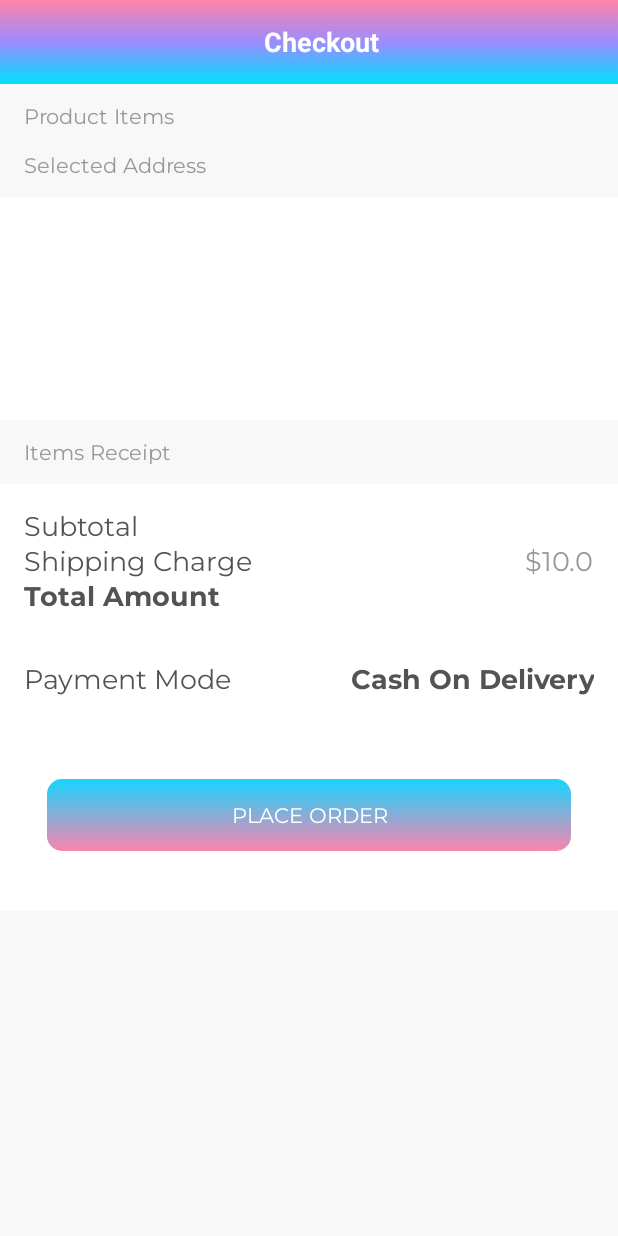
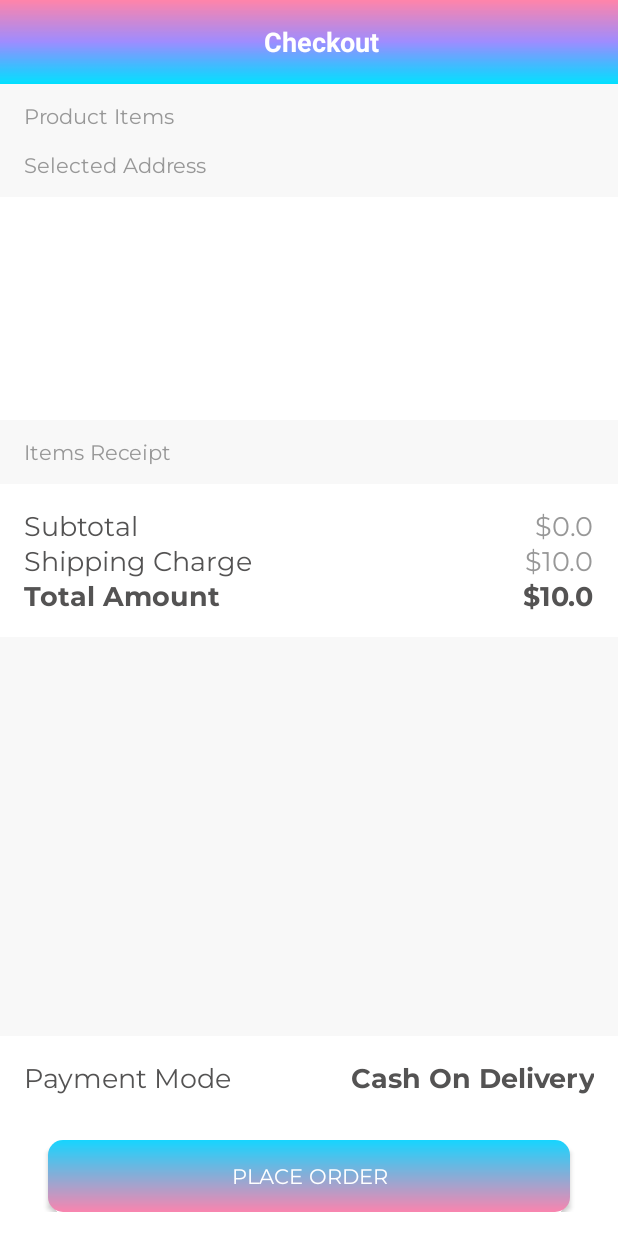
Before and after one commit to TerraNova4697/ETerra, an Android app: the fragment CheckoutFragment placed in its activity, on a phone screen of 412 x 824 dp. Run offline under Robolectric (Android 15) with nearby library versions, the phone set to English and light mode, and no system bars; our stand-ins replace Dagger/Hilt's generated code, Firebase (no records; nobody signed in at launch, a user with empty details on screens opened directly), navigation-ui; pictures from the network do not load.

Commit message:
Implemented order placement and uploading to server

```diff
--- a/app/src/main/java/com/example/eterra/ui/checkout/CheckoutFragment.kt
+++ b/app/src/main/java/com/example/eterra/ui/checkout/CheckoutFragment.kt
@@ -7,6 +7,7 @@ import android.view.View
 import android.view.ViewGroup
 import androidx.fragment.app.viewModels
 import androidx.lifecycle.lifecycleScope
+import androidx.navigation.fragment.findNavController
 import androidx.recyclerview.widget.LinearLayoutManager
 import com.example.eterra.R
 import com.example.eterra.databinding.FragmentCheckoutBinding
@@ -55,6 +56,13 @@ class CheckoutFragment: BaseFragment(R.layout.fragment_checkout),
 //            rvCartListItems.adapter = cartItemsListAdapter
             rvCartListItems.layoutManager = LinearLayoutManager(requireContext())
             rvCartListItems.setHasFixedSize(true)
+            binding.apply {
+                btnPlaceOrder.setOnClickListener {
+                    if (address != null) {
+                        checkoutViewModel.onPlaceOrderClicked(address!!)
+                    }
+                }
+            }
         }
 
         if (address != null) {
@@ -62,7 +70,7 @@ class CheckoutFragment: BaseFragment(R.layout.fragment_checkout),
                 tvCheckoutAddressType.text = address!!.type
                 tvCheckoutFullName.text = address!!.name
                 tvCheckoutAddress.text = "${address!!.address}, ${address!!.zipCode}"
-                tvMobileNumber.text = address!!.mobileNumber
+                tvCheckoutMobileNumber.text = address!!.mobileNumber
                 tvCheckoutAdditionalNote.text = address!!.additionalNote
                 tvCheckoutOtherDetails.text = address!!.otherDetails
             }
@@ -76,6 +84,19 @@ class CheckoutFragment: BaseFragment(R.layout.fragment_checkout),
             }
         }
 
+        checkoutViewModel.subtotal.observe(viewLifecycleOwner) {
+            binding.apply {tvCheckoutSubTotal.text = "$${it.toString()}"}
+        }
+
+        checkoutViewModel.shippingCharge.observe(viewLifecycleOwner) {
+            binding.apply { tvCheckoutShippingCharge.text = "$${it.toString()}" }
+        }
+
+        checkoutViewModel.total.observe(viewLifecycleOwner) {
+            binding.apply { tvCheckoutTotalAmount.text = "$${it.toString()}" }
+        }
+
+
         lifecycleScope.launchWhenCreated {
             checkoutViewModel.checkoutViewModelEvents.collect { event ->
                 when (event) {
@@ -87,6 +108,13 @@ class CheckoutFragment: BaseFragment(R.layout.fragment_checkout),
                     }
                     is CheckoutViewModel.CheckoutUiEvent.HideProgressBar -> {
                         hideProgressBar(binding.progressBar)
+                    }
+                    is CheckoutViewModel.CheckoutUiEvent.NotifyUser -> {
+                        showErrorSnackBar(event.message, false)
+                    }
+                    is CheckoutViewModel.CheckoutUiEvent.NavigateToDashboard -> {
+                        val action = CheckoutFragmentDirections.actionCheckoutFragmentToItemDashboard()
+                        findNavController().navigate(action)
                     }
                 }
             }
--- a/app/src/main/java/com/example/eterra/ui/checkout/CheckoutViewModel.kt
+++ b/app/src/main/java/com/example/eterra/ui/checkout/CheckoutViewModel.kt
@@ -4,13 +4,16 @@ import android.util.Log
 import androidx.lifecycle.MutableLiveData
 import androidx.lifecycle.ViewModel
 import androidx.lifecycle.viewModelScope
+import com.example.eterra.models.Address
 import com.example.eterra.models.CartItem
+import com.example.eterra.models.Order
 import com.example.eterra.models.Product
 import com.example.eterra.repository.FirestoreRepo
 import dagger.hilt.android.lifecycle.HiltViewModel
 import kotlinx.coroutines.flow.MutableSharedFlow
 import kotlinx.coroutines.flow.asSharedFlow
 import kotlinx.coroutines.launch
+import java.util.ArrayList
 import javax.inject.Inject
 
 @HiltViewModel
@@ -27,12 +30,22 @@ class CheckoutViewModel @Inject constructor(
     private val _cartItems = MutableLiveData<List<CartItem>>()
     val cartItems = _cartItems
 
+    private val _subtotal = MutableLiveData(0.0)
+    val subtotal = _subtotal
+
+    private val _shippingCharge = MutableLiveData(10.0)
+    val shippingCharge = _shippingCharge
+
+    private val _total = MutableLiveData(0.0)
+    val total = _total
+
     private fun collectCartItems() {
         viewModelScope.launch {
-            val loadCartItemsResult = firestoreRepo.getCartList()
-            when (loadCartItemsResult) {
+            when (val loadCartItemsResult = firestoreRepo.getCartList()) {
                 is FirestoreRepo.GetCartList.Success -> {
                     _cartItems.value = loadCartItemsResult.cartList
+                    calculateSubtotal(loadCartItemsResult.cartList)
+                    calculateTotal()
                     for (product in _products.value!!) {
                         for (cartItem in _cartItems.value!!) {
                             if (product.id == cartItem.product_id) {
@@ -56,8 +69,7 @@ class CheckoutViewModel @Inject constructor(
     fun collectProducts() {
         viewModelScope.launch {
             _checkoutViewModelEvents.emit(CheckoutUiEvent.ShowProgressBar)
-            val loadProductsResult = firestoreRepo.getProductsList()
-            when (loadProductsResult) {
+            when (val loadProductsResult = firestoreRepo.getProductsList()) {
                 is FirestoreRepo.LoadUsersProductsList.Success -> {
                     _products.value = loadProductsResult.products
                     collectCartItems()
@@ -71,11 +83,53 @@ class CheckoutViewModel @Inject constructor(
         }
     }
 
+    private fun calculateSubtotal(cartList: ArrayList<CartItem>) {
+        var subtotal = 0.0
+        for (item in cartList) {
+            val price: Double = item.price.toDouble()
+            val quantity = item.cart_quantity.toInt()
+            subtotal += (price * quantity)
+        }
+        _subtotal.value = subtotal
+    }
+
+    private fun calculateTotal() {
+        _total.value = _subtotal.value?.plus(_shippingCharge.value!!)
+    }
+
+    fun onPlaceOrderClicked(address: Address) = viewModelScope.launch{
+        _checkoutViewModelEvents.emit(CheckoutUiEvent.ShowProgressBar)
+        val order = Order(
+            firestoreRepo.getCurrentUserId(),
+            ArrayList(cartItems.value!!),
+            address,
+            "Order${System.currentTimeMillis()}",
+            cartItems.value!![0].image,
+            subtotal.value.toString(),
+            shippingCharge.value.toString(),
+            total.value.toString()
+        )
+        when(val placeOrderResult = firestoreRepo.placeOrder(order)) {
+            is FirestoreRepo.PlaceOrderResult.Success -> {
+                _checkoutViewModelEvents.emit(CheckoutUiEvent.HideProgressBar)
+                _checkoutViewModelEvents.emit(CheckoutUiEvent.NotifyUser("Your order was placed successfully."))
+                _checkoutViewModelEvents.emit(CheckoutUiEvent.NavigateToDashboard)
+            }
+            is FirestoreRepo.PlaceOrderResult.Failure -> {
+                _checkoutViewModelEvents.emit(CheckoutUiEvent.ErrorFetchingProducts(placeOrderResult.errorMessage))
+                _checkoutViewModelEvents.emit(CheckoutUiEvent.HideProgressBar)
+            }
+        }
+
+
+    }
+
     sealed class CheckoutUiEvent {
         object ShowProgressBar: CheckoutUiEvent()
         object HideProgressBar: CheckoutUiEvent()
+        data class NotifyUser(val message: String): CheckoutUiEvent()
         data class ErrorFetchingProducts(val errorMessage: String): CheckoutUiEvent()
-        object ErrorWhileDeleting: CheckoutUiEvent()
+        object NavigateToDashboard: CheckoutUiEvent()
     }
 
 }
--- a/app/src/main/java/com/example/eterra/utils/Constants.kt
+++ b/app/src/main/java/com/example/eterra/utils/Constants.kt
@@ -6,6 +6,7 @@ object Constants {
     const val PRODUCTS: String = "products"
     const val CART_ITEMS = "cart_items"
     const val ADDRESSES: String = "addresses"
+    const val ORDER: String = "order"
 
     const val PREFERENCES_TAG = "PreferencesManager"
     const val ETERRA_PREFERENCES = "ETerraPreferences"
--- a/app/src/main/res/layout/fragment_checkout.xml
+++ b/app/src/main/res/layout/fragment_checkout.xml
@@ -1,5 +1,5 @@
 <?xml version="1.0" encoding="utf-8"?>
-<androidx.constraintlayout.widget.ConstraintLayout xmlns:android="http://schemas.android.com/apk/res/android"
+<RelativeLayout xmlns:android="http://schemas.android.com/apk/res/android"
     xmlns:app="http://schemas.android.com/apk/res-auto"
     xmlns:tools="http://schemas.android.com/tools"
     android:layout_width="match_parent"
@@ -7,15 +7,12 @@
     android:background="@color/colorOffWhite"
     tools:context=".ui.checkout.CheckoutFragment">
 
-
     <androidx.appcompat.widget.Toolbar
         android:id="@+id/toolbar_checkout_activity"
         android:layout_width="match_parent"
         android:layout_height="?attr/actionBarSize"
-        android:background="@drawable/img_splash_background"
-        app:layout_constraintEnd_toEndOf="parent"
-        app:layout_constraintStart_toStartOf="parent"
-        app:layout_constraintTop_toTopOf="parent">
+        android:layout_alignParentTop="true"
+        android:background="@drawable/img_splash_background">
 
         <TextView
             android:id="@+id/tv_title"
@@ -30,15 +27,12 @@
     </androidx.appcompat.widget.Toolbar>
 
     <ScrollView
-        android:id="@+id/scrollView2"
         android:layout_width="match_parent"
         android:layout_height="wrap_content"
+        android:layout_above="@id/ll_checkout_place_order"
+        android:layout_below="@id/toolbar_checkout_activity"
         android:fillViewport="true"
-        android:scrollbars="none"
-        app:layout_constraintEnd_toEndOf="parent"
-        app:layout_constraintStart_toStartOf="parent"
-        app:layout_constraintTop_toBottomOf="@id/toolbar_checkout_activity"
-        >
+        android:scrollbars="none">
 
         <RelativeLayout
             android:layout_width="match_parent"
@@ -116,7 +110,7 @@
                     android:layout_marginTop="@dimen/address_details_marginTop"
                     android:textColor="@color/item_name_text_color"
                     android:textSize="@dimen/address_details_textSize"
-                    tools:text="Respublica ave. 70" />
+                    tools:text="XYZ" />
 
                 <com.example.eterra.utils.customviews.ETTextView
                     android:id="@+id/tv_checkout_additional_note"
@@ -137,22 +131,16 @@
                     tools:text="XYZ" />
 
                 <com.example.eterra.utils.customviews.ETTextView
-                    android:id="@+id/tv_mobile_number"
+                    android:id="@+id/tv_checkout_mobile_number"
                     android:layout_width="match_parent"
                     android:layout_height="wrap_content"
                     android:layout_marginTop="@dimen/address_details_marginTop"
                     android:textColor="@color/item_name_text_color"
                     android:textSize="@dimen/address_details_textSize"
-                    tools:text="+7 701 123 45 67" />
+                    tools:text="+7 701 123 4567" />
             </LinearLayout>
 
-            <ProgressBar
-                android:id="@+id/progressBar"
-                android:layout_width="50dp"
-                android:layout_height="50dp"
-                android:layout_centerHorizontal="true"
-                android:layout_centerVertical="true"
-                android:visibility="gone" />
+
 
             <com.example.eterra.utils.customviews.ETTextView
                 android:id="@+id/tv_items_receipt"
@@ -170,7 +158,6 @@
                 android:textSize="@dimen/checkout_lbl_textSize" />
 
             <LinearLayout
-                android:id="@+id/ll_costs"
                 android:layout_width="match_parent"
                 android:layout_height="wrap_content"
                 android:layout_below="@id/tv_items_receipt"
@@ -218,10 +205,10 @@
                         android:id="@+id/tv_checkout_shipping_charge"
                         android:layout_width="wrap_content"
                         android:layout_height="wrap_content"
-                        android:text="$10.0"
                         android:textAlignment="center"
                         android:textColor="@color/colorSecondaryText"
-                        android:textSize="@dimen/checkout_label_value_textSize" />
+                        android:textSize="@dimen/checkout_label_value_textSize"
+                        tools:text="$10.0" />
                 </LinearLayout>
 
                 <LinearLayout
@@ -247,16 +234,29 @@
                         tools:text="$110" />
                 </LinearLayout>
             </LinearLayout>
+
+        </RelativeLayout>
+    </ScrollView>
+
+    <ProgressBar
+        android:id="@+id/progressBar"
+        android:layout_width="50dp"
+        android:layout_height="50dp"
+        android:visibility="gone"
+        android:layout_centerHorizontal="true"
+        android:layout_centerVertical="true"/>
+
     <LinearLayout
         android:id="@+id/ll_checkout_place_order"
         android:layout_width="match_parent"
         android:layout_height="wrap_content"
+        android:layout_alignParentBottom="true"
         android:background="@color/white"
         android:orientation="vertical"
-                android:paddingBottom="40dp"
         android:padding="@dimen/ll_checkout_place_order_padding"
-                android:layout_marginBottom="30dp"
-                android:layout_below="@id/ll_costs">
+        app:layout_constraintBottom_toBottomOf="parent"
+        app:layout_constraintEnd_toEndOf="parent"
+        app:layout_constraintStart_toStartOf="parent">
 
         <LinearLayout
             android:layout_width="match_parent"
@@ -286,17 +286,13 @@
             android:layout_width="match_parent"
             android:layout_height="wrap_content"
             android:layout_gravity="center"
-                    android:layout_marginStart="15dp"
-                    android:layout_marginTop="55dp"
-                    android:layout_marginEnd="15dp"
-                    android:layout_marginBottom="24dp"
+            android:layout_marginStart="16dp"
+            android:layout_marginTop="30dp"
+            android:layout_marginEnd="16dp"
+            android:background="@drawable/button_background"
+            android:foreground="?attr/selectableItemBackground"
+            android:gravity="center"
             android:text="@string/btn_lbl_place_order"
-                    android:textColor="@color/white"
-                    android:textStyle="bold"/>
+            android:textColor="@android:color/white"/>
     </LinearLayout>
 </RelativeLayout>
-    </ScrollView>
-
-
-
-</androidx.constraintlayout.widget.ConstraintLayout>
--- a/app/src/main/res/navigation/signed_in_nav.xml
+++ b/app/src/main/res/navigation/signed_in_nav.xml
@@ -135,5 +135,10 @@
         <argument
             android:name="extra_selected_address"
             app:argType="com.example.eterra.models.Address" />
+        <action
+            android:id="@+id/action_checkoutFragment_to_item_dashboard"
+            app:destination="@id/item_dashboard"
+            app:popUpTo="@+id/signed_in_nav"
+            app:popUpToInclusive="true"/>
     </fragment>
 </navigation>
```
Also changed, not shown: app/src/main/java/com/example/eterra/models/Order.kt (added, +18 -0 lines), app/src/main/java/com/example/eterra/repository/FirestoreRepo.kt (+19 -4 lines). Lines whose indentation alone changed are shown as unchanged.
